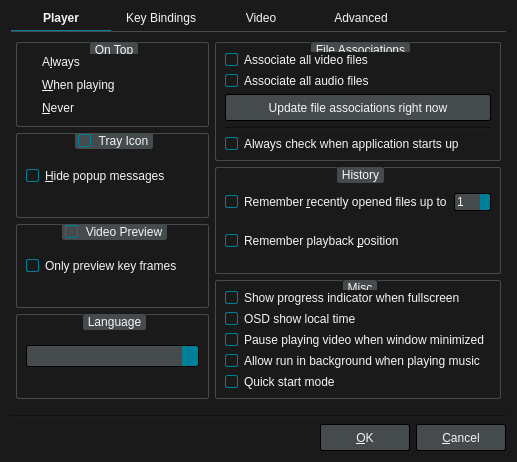
First picture: the form in src/player/ui/preferencesdialog.ui, repository cloudskytian/sugoi-player-deprecated, before the edit.
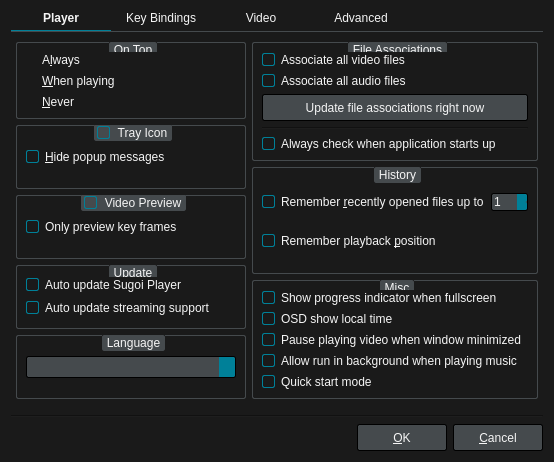
Second picture: the form after the edit. Icons and pictures are not drawn.

```diff
--- a/src/player/ui/preferencesdialog.ui
+++ b/src/player/ui/preferencesdialog.ui
@@ -6,7 +6,7 @@
    <rect>
     <x>0</x>
     <y>0</y>
-    <width>517</width>
+    <width>554</width>
     <height>462</height>
    </rect>
   </property>
@@ -349,6 +349,29 @@
            </layout>
           </widget>
          </item>
+         <item>
+          <widget class="QGroupBox" name="groupBox_10">
+           <property name="title">
+            <string>Update</string>
+           </property>
+           <layout class="QVBoxLayout" name="verticalLayout_13">
+            <item>
+             <widget class="QCheckBox" name="autoUpdatePlayerCheckBox">
+              <property name="text">
+               <string>Auto update Sugoi Player</string>
+              </property>
+             </widget>
+            </item>
+            <item>
+             <widget class="QCheckBox" name="autoUpdateStreamingSupportCheckBox">
+              <property name="text">
+               <string>Auto update streaming support</string>
+              </property>
+             </widget>
+            </item>
+           </layout>
+          </widget>
+         </item>
          <item>
           <widget class="QGroupBox" name="groupBox_6">
            <property name="title">
```
